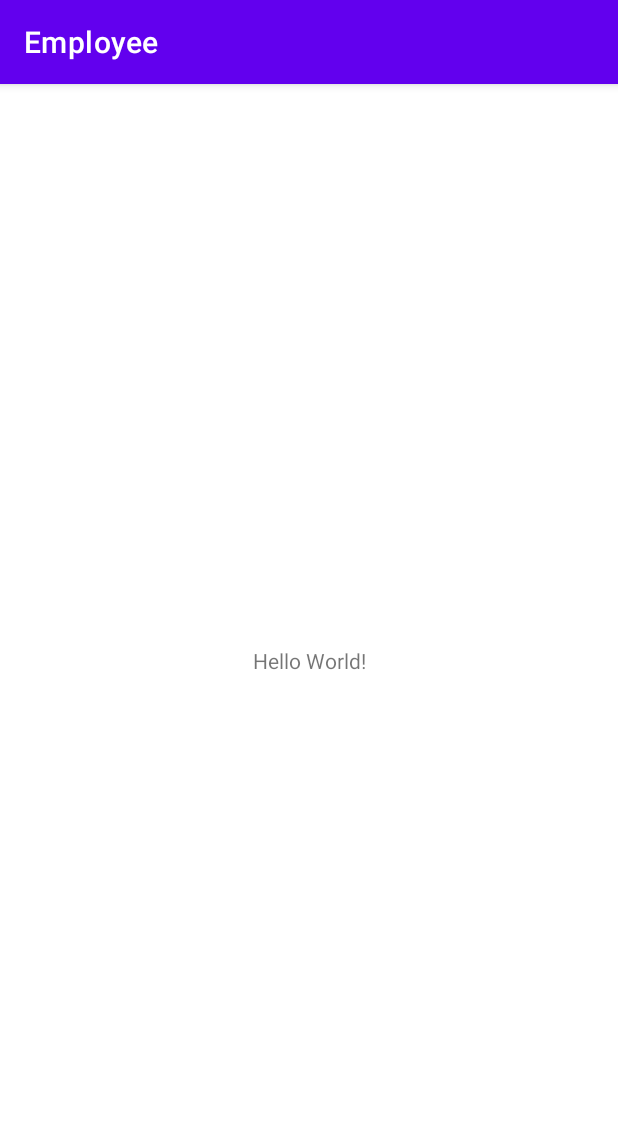
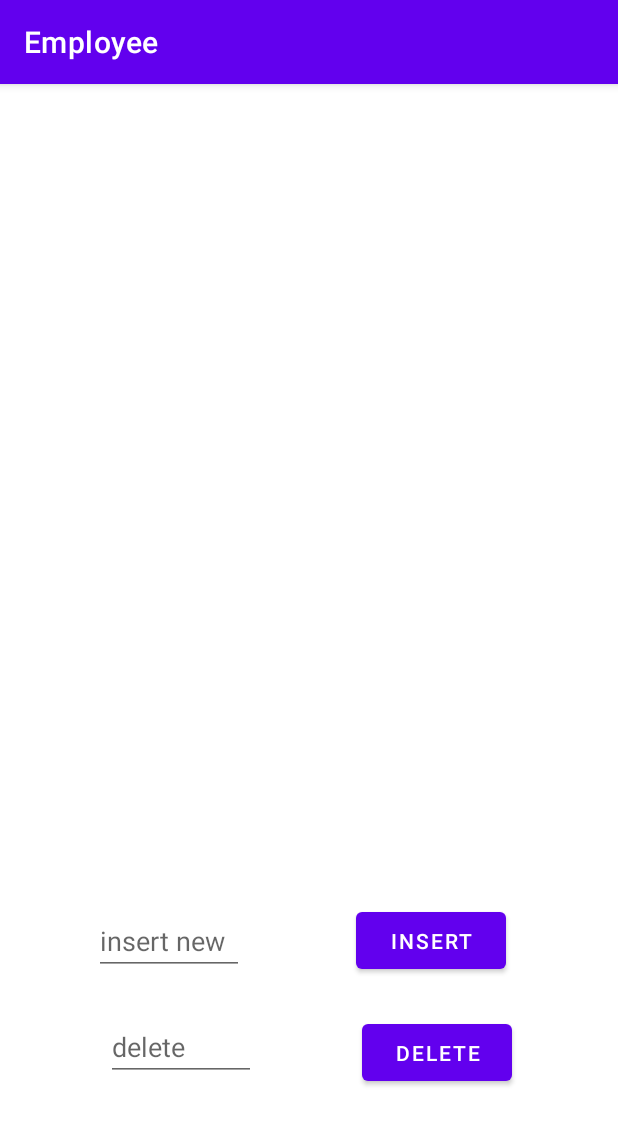
Before and after one commit to jawahirkashim/BasicEmployee, an Android app: the screen it shows after launch (MainActivity), on a phone screen of 412 x 824 dp. Shown: the top 1125 px of the screen. Run offline under Robolectric (Android 15) with nearby library versions, the phone set to English and light mode, and no system bars; our stand-ins replace Dagger/Hilt's generated code, Room's generated code.

Commit message:
Add class for UI and AppModule

```diff
--- a/app/src/main/AndroidManifest.xml
+++ b/app/src/main/AndroidManifest.xml
@@ -3,6 +3,7 @@
     xmlns:tools="http://schemas.android.com/tools">
 
     <application
+        android:name=".MyApplication"
         android:allowBackup="true"
         android:dataExtractionRules="@xml/data_extraction_rules"
         android:fullBackupContent="@xml/backup_rules"
--- a/app/src/main/java/com/cicd/employee/data/EmployeeDao.kt
+++ b/app/src/main/java/com/cicd/employee/data/EmployeeDao.kt
@@ -14,6 +14,6 @@ interface EmployeeDao {
     @Query("SELECT * FROM employee")
     fun getAllEmployees():Flow<List<Employee>>
 
-    @Query("DELETE FROM employee WHERE name := empName")
+    @Query("DELETE FROM employee WHERE name = :empName")
     suspend fun deleteEmployee(empName:String)
 }
--- a/app/src/main/java/com/cicd/employee/di/AppModule.kt
+++ b/app/src/main/java/com/cicd/employee/di/AppModule.kt
@@ -10,8 +10,9 @@ import dagger.hilt.components.SingletonComponent
 import javax.inject.Singleton
 
 
+
+//@InstallIn(ActivityComponent::class)
 @Module
-//@InstallIn(ActivityComponent::class)
 @InstallIn(SingletonComponent::class)
 object AppModule {
 
--- /dev/null
+++ b/app/src/main/java/com/cicd/employee/ui/EmployeeViewModel.kt
@@ -0,0 +1,35 @@
+package com.cicd.employee.ui
+
+import androidx.lifecycle.ViewModel
+import androidx.lifecycle.viewModelScope
+import com.cicd.employee.data.Employee
+import com.cicd.employee.repo.Repository
+import dagger.hilt.android.lifecycle.HiltViewModel
+import kotlinx.coroutines.Dispatchers
+import kotlinx.coroutines.flow.SharingStarted
+import kotlinx.coroutines.flow.stateIn
+import kotlinx.coroutines.launch
+import javax.inject.Inject
+
+@HiltViewModel
+class EmployeeViewModel @Inject constructor(
+    private val repository: Repository
+) : ViewModel() {
+    val allInsertedEmployees = repository.getAllEmployees()
+        .stateIn(viewModelScope, SharingStarted.Lazily, null)
+
+
+    fun insertNewEmployee(empName: String) {
+        viewModelScope.launch(Dispatchers.IO) {
+            val employee = Employee(name = empName)
+            repository.insertEmployee(employee)
+        }
+    }
+
+    fun deleteEmployee(empName:String){
+        viewModelScope.launch(Dispatchers.IO) {
+            repository.deleteEmployee(empName)
+        }
+    }
+
+}
--- a/app/src/main/java/com/cicd/employee/ui/MainActivity.kt
+++ b/app/src/main/java/com/cicd/employee/ui/MainActivity.kt
@@ -1,12 +1,54 @@
 package com.cicd.employee.ui
 
+import android.os.Bundle
+import androidx.activity.viewModels
 import androidx.appcompat.app.AppCompatActivity
-import android.os.Bundle
-import com.cicd.employee.R
+import androidx.core.view.isVisible
+import androidx.lifecycle.lifecycleScope
+import androidx.recyclerview.widget.LinearLayoutManager
+import com.cicd.employee.databinding.ActivityMainBinding
+import com.cicd.employee.ui.adapter.ListAdapter
+import dagger.hilt.android.AndroidEntryPoint
+import kotlinx.coroutines.launch
 
+@AndroidEntryPoint
 class MainActivity : AppCompatActivity() {
+    lateinit var binding: ActivityMainBinding
+    private val viewModel: EmployeeViewModel by viewModels()
     override fun onCreate(savedInstanceState: Bundle?) {
         super.onCreate(savedInstanceState)
-        setContentView(R.layout.activity_main)
+
+        binding = ActivityMainBinding.inflate(layoutInflater)
+        setContentView(binding.root)
+        binding.insertButton.setOnClickListener {
+            val newEmployee = binding.insertNewEmployee.text.toString()
+            if (newEmployee.isNotEmpty()) {
+                viewModel.insertNewEmployee(newEmployee)
+            }
+        }
+
+        binding.deleteButton.setOnClickListener {
+            val deleteEmployee = binding.deleteEmployee.text.toString()
+            if (deleteEmployee.isNotEmpty()) {
+                viewModel.deleteEmployee(deleteEmployee)
+            }
+        }
+
+        val listAdapter = ListAdapter()
+        binding.apply {
+            recyclerview.apply {
+                adapter = listAdapter
+                layoutManager = LinearLayoutManager(this@MainActivity)
+            }
+            lifecycleScope.launch {
+                viewModel.allInsertedEmployees.collect {
+                    val list = it ?: return@collect
+                    listAdapter.submitList(list)
+                    //recyclerview.isVisible = list.isNotEmpty()
+                }
+            }
+
+        }
+
     }
 }
--- a/app/src/main/java/com/cicd/employee/ui/adapter/Comparator.kt
+++ b/app/src/main/java/com/cicd/employee/ui/adapter/Comparator.kt
@@ -1,4 +1,10 @@
 package com.cicd.employee.ui.adapter
 
-class Comparator {
+import androidx.recyclerview.widget.DiffUtil
+import com.cicd.employee.data.Employee
+
+class Comparator: DiffUtil.ItemCallback<Employee>() {
+    override fun areItemsTheSame(oldItem: Employee, newItem: Employee) = oldItem.id==newItem.id
+
+    override fun areContentsTheSame(oldItem: Employee, newItem: Employee) = oldItem==newItem
 }
--- a/app/src/main/java/com/cicd/employee/ui/adapter/RecyclerView.kt
+++ /dev/null
@@ -1,4 +0,0 @@
-package com.cicd.employee.ui.adapter
-
-class RecyclerView {
-}
--- a/app/src/main/res/layout/activity_main.xml
+++ b/app/src/main/res/layout/activity_main.xml
@@ -6,13 +6,70 @@
     android:layout_height="match_parent"
     tools:context=".ui.MainActivity">
 
-    <TextView
-        android:layout_width="wrap_content"
+    <androidx.recyclerview.widget.RecyclerView
+        android:id="@+id/recyclerview"
+        android:layout_width="200dp"
+        android:layout_height="200dp"
+        app:layout_constraintBottom_toTopOf="@+id/insertNewEmployee"
+        app:layout_constraintEnd_toEndOf="parent"
+        app:layout_constraintHorizontal_bias="0.37"
+        app:layout_constraintStart_toStartOf="parent"
+        app:layout_constraintTop_toTopOf="parent"
+        app:layout_constraintVertical_bias="0.27" />
+
+    <EditText
+        android:id="@+id/insertNewEmployee"
+        android:layout_width="100dp"
         android:layout_height="wrap_content"
-        android:text="Hello World!"
+        android:hint="insert new"
         app:layout_constraintBottom_toBottomOf="parent"
         app:layout_constraintEnd_toEndOf="parent"
+
         app:layout_constraintStart_toStartOf="parent"
-        app:layout_constraintTop_toTopOf="parent" />
+        app:layout_constraintTop_toBottomOf="@+id/recyclerview"
+        app:layout_constraintHorizontal_bias="0.2"
+        app:layout_constraintVertical_bias="0.5"/>
+
+    <Button
+        android:id="@+id/insertButton"
+        android:layout_width="100dp"
+        android:layout_height="50dp"
+        android:text="Insert"
+        app:layout_constraintBottom_toBottomOf="parent"
+        app:layout_constraintEnd_toEndOf="parent"
+
+        app:layout_constraintStart_toEndOf="@+id/insertNewEmployee"
+        app:layout_constraintTop_toBottomOf="@+id/recyclerview"
+        app:layout_constraintHorizontal_bias="0.5"
+        app:layout_constraintVertical_bias="0.5" />
+
+
+    <EditText
+        android:id="@+id/deleteEmployee"
+        android:layout_width="100dp"
+        android:layout_height="wrap_content"
+        android:hint="delete"
+        app:layout_constraintBottom_toBottomOf="parent"
+        app:layout_constraintEnd_toStartOf="@+id/deleteButton"
+
+        app:layout_constraintStart_toStartOf="parent"
+        app:layout_constraintTop_toBottomOf="@+id/insertNewEmployee"
+        app:layout_constraintHorizontal_bias="0.2"
+        app:layout_constraintVertical_bias=".2"/>
+
+    <Button
+        android:id="@+id/deleteButton"
+        android:layout_width="100dp"
+        android:layout_height="50dp"
+        android:text="Delete"
+        app:layout_constraintTop_toBottomOf="@+id/insertButton"
+        app:layout_constraintBottom_toBottomOf="parent"
+        app:layout_constraintEnd_toEndOf="parent"
+
+        app:layout_constraintStart_toEndOf="@+id/deleteEmployee"
+        app:layout_constraintHorizontal_bias="0.5"
+        app:layout_constraintVertical_bias=".2"/>
+
+
 
 </androidx.constraintlayout.widget.ConstraintLayout>
```
Also changed, not shown: app/build.gradle (+16 -5 lines), app/src/main/java/com/cicd/employee/ui/adapter/ListAdapter.kt (+19 -1 lines), app/src/main/java/com/cicd/employee/ui/adapter/ViewHolder.kt (added, +15 -0 lines), app/src/main/res/layout/item_employee.xml (added, +17 -0 lines).
